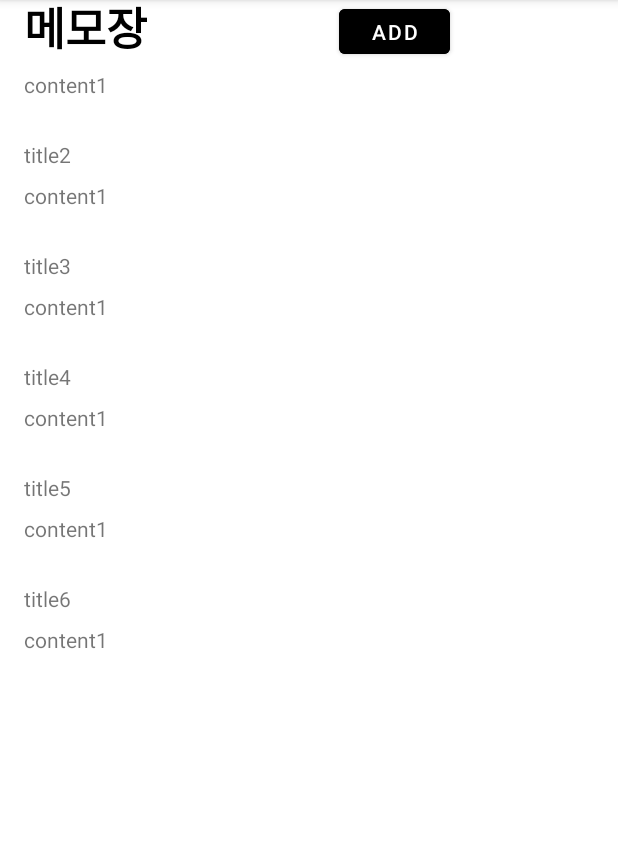
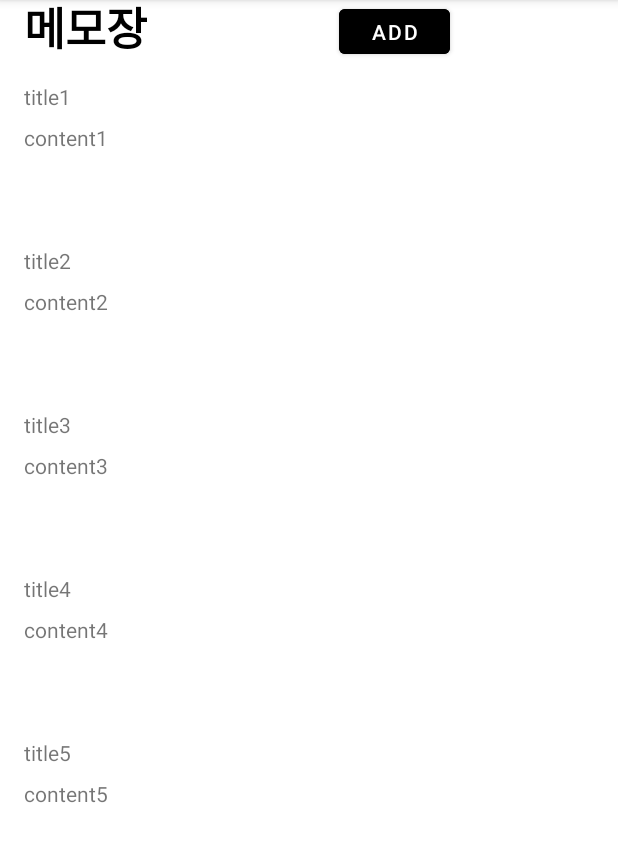
Before and after one commit to Eundding/AndroidStudy, an Android app: the MemoActivity screen opened directly, with no data from a screen before it, after a tap on "SAVE", on a phone screen of 412 x 824 dp, the part 84-946 px from its top. Run offline under Robolectric (Android 15) with nearby library versions, the phone set to English and light mode, and no system bars.

Commit message:
activity간 데이터 보내기(1개)

```diff
--- a/UMC_week52/app/src/main/java/com/example/umc_week5_2/MainActivity.kt
+++ b/UMC_week52/app/src/main/java/com/example/umc_week5_2/MainActivity.kt
@@ -5,6 +5,7 @@ import androidx.appcompat.app.AppCompatActivity
 import android.os.Bundle
 import androidx.recyclerview.widget.LinearLayoutManager
 import com.example.umc_week5_2.databinding.ActivityMainBinding
+import java.util.logging.Handler
 
 class MainActivity : AppCompatActivity() {
     private lateinit var viewBinding: ActivityMainBinding
@@ -18,28 +19,34 @@ class MainActivity : AppCompatActivity() {
             var intent = Intent(this, MemoActivity::class.java)
             startActivity(intent)
         }
+
+
         val extras = intent.extras
         //val data = extras!!["title"] as String
         val data = intent.getStringExtra("title").toString()
-
-        //val data2 = extras!!["content"] as String
-        //viewBinding.rvData.text = data
-
+        val data2 = intent.getStringExtra("content").toString()
 
         val dataList: ArrayList<Data> = arrayListOf()
         dataList.apply{
-            add(Data("$data", "content1"))
-            add(Data("title2", "content1"))
-            add(Data("title3", "content1"))
-            add(Data("title4", "content1"))
-            add(Data("title5", "content1"))
-            add(Data("title6", "content1"))
+            add(Data("title1", "content1"))
+            add(Data("title2", "content2"))
+            add(Data("title3", "content3"))
+            add(Data("title4", "content4"))
+            add(Data("title5", "content5"))
+        }
 
-        }
+
 
         val dataRVAdapter = DataRVAdapter(dataList)
 
         viewBinding.rvData.adapter = dataRVAdapter
         viewBinding.rvData.layoutManager = LinearLayoutManager(this) //까먹으면 안됨
+
+        android.os.Handler(mainLooper).postDelayed({
+            dataList.apply{
+                add(Data("$data", "$data2"))
+            }
+            dataRVAdapter.notifyItemRangeInserted(5, 1)
+        }, 1000)
     }
 }
--- a/UMC_week52/app/src/main/java/com/example/umc_week5_2/MemoActivity.kt
+++ b/UMC_week52/app/src/main/java/com/example/umc_week5_2/MemoActivity.kt
@@ -17,7 +17,7 @@ class MemoActivity : AppCompatActivity() {
         viewBinding.btnSave.setOnClickListener {
             var intent = Intent(this, MainActivity::class.java)
             intent.putExtra("title", viewBinding.etTitle.text.toString())
-            intent.putExtra("content", viewBinding.etContent.toString())
+            intent.putExtra("content", viewBinding.etContent.text.toString())
             startActivity(intent)
         }
 
--- a/UMC_week52/app/src/main/res/layout/item_data.xml
+++ b/UMC_week52/app/src/main/res/layout/item_data.xml
@@ -5,54 +5,21 @@
     android:layout_width="match_parent"
     android:layout_height="wrap_content">
 
-
-<!--    <TextView-->
-<!--        android:id="@+id/tvTitle"-->
-<!--        android:layout_width="wrap_content"-->
-<!--        android:layout_height="wrap_content"-->
-<!--        android:layout_marginStart="16dp"-->
-<!--        android:layout_marginTop="128dp"-->
-<!--        android:layout_marginEnd="339dp"-->
-<!--        android:layout_marginBottom="8dp"-->
-<!--        android:text="TextView"-->
-<!--        android:textAppearance="@style/TextAppearance.AppCompat.Medium"-->
-<!--        android:textStyle="bold"-->
-<!--        app:layout_constraintBottom_toTopOf="@+id/tvContent"-->
-<!--        app:layout_constraintEnd_toEndOf="parent"-->
-<!--        app:layout_constraintHorizontal_bias="0.0"-->
-<!--        app:layout_constraintStart_toStartOf="parent"-->
-<!--        app:layout_constraintTop_toTopOf="parent"-->
-<!--        tools:ignore="MissingConstraints" />-->
-
-<!--    <TextView-->
-<!--        android:id="@+id/tvContent"-->
-<!--        android:layout_width="wrap_content"-->
-<!--        android:layout_height="wrap_content"-->
-<!--        android:layout_marginStart="16dp"-->
-<!--        android:layout_marginEnd="353dp"-->
-<!--        android:layout_marginBottom="8dp"-->
-<!--        android:text="TextView"-->
-<!--        app:layout_constraintBottom_toBottomOf="parent"-->
-<!--        app:layout_constraintEnd_toEndOf="parent"-->
-<!--        app:layout_constraintHorizontal_bias="0.0"-->
-<!--        app:layout_constraintStart_toStartOf="parent"-->
-<!--        app:layout_constraintTop_toBottomOf="@+id/tvTitle"-->
-<!--        app:layout_constraintVertical_bias="0.0" />-->
-
-
     <TextView
         android:id="@+id/tvTitle"
         android:layout_width="wrap_content"
         android:layout_height="wrap_content"
         android:layout_marginStart="16dp"
+        android:layout_marginTop="50dp"
         android:layout_marginEnd="353dp"
+        android:layout_marginBottom="16dp"
         android:text="TextView"
         app:layout_constraintBottom_toBottomOf="parent"
         app:layout_constraintEnd_toEndOf="parent"
         app:layout_constraintHorizontal_bias="0.0"
         app:layout_constraintStart_toStartOf="parent"
         app:layout_constraintTop_toTopOf="parent"
-        app:layout_constraintVertical_bias="0.355" />
+        app:layout_constraintVertical_bias="0.193" />
 
     <TextView
         android:id="@+id/tvContent"
@@ -68,5 +35,5 @@
         app:layout_constraintHorizontal_bias="0.0"
         app:layout_constraintStart_toStartOf="parent"
         app:layout_constraintTop_toBottomOf="@+id/tvTitle"
-        app:layout_constraintVertical_bias="0.0" />
+        app:layout_constraintVertical_bias="1.0" />
 </androidx.constraintlayout.widget.ConstraintLayout>
```
